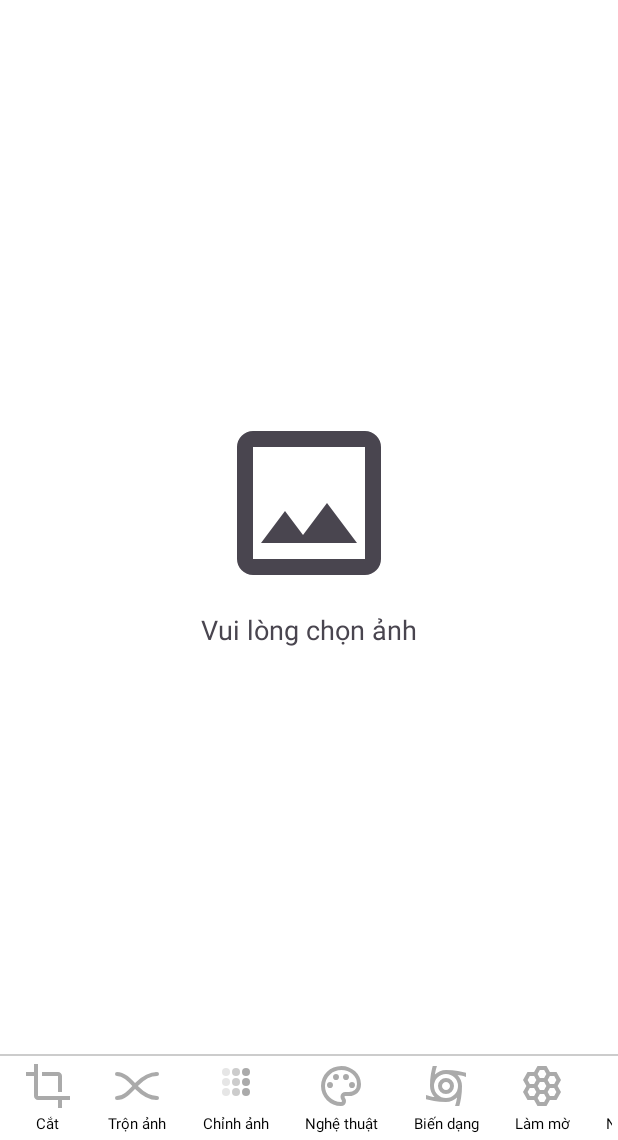
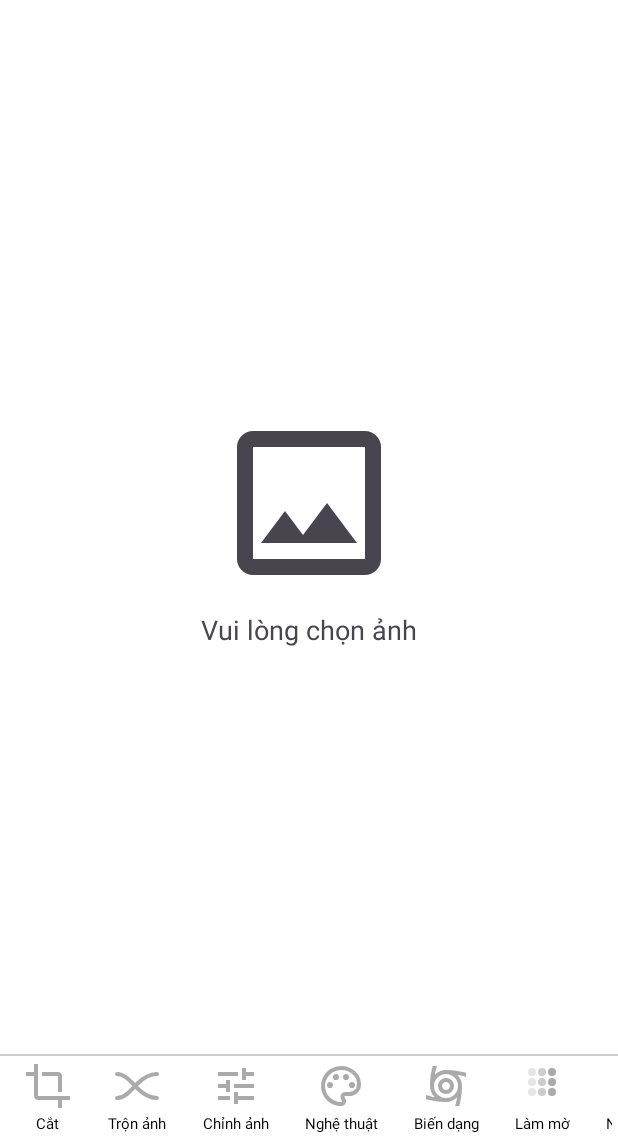
Before and after one commit to michikuni/SnappEffect, an Android app: the screen it shows after launch (MainActivity), on a phone screen of 412 x 824 dp, the part 96-1236 px from its top. Run offline under Robolectric (Android 15) with nearby library versions, the phone set to English and light mode, and no system bars; libraries missing offline, so code that uses them is left out: com.yalantis.ucrop, jp.co.cyberagent; plain views replace GPUImageView; 2 statements that could not run were skipped.

Commit message:
add icon drawable

```diff
--- a/app/src/main/java/com/example/snapeffect/Utils/ImageUtils.java
+++ b/app/src/main/java/com/example/snapeffect/Handler/HandlerCrop.java
@@ -1,8 +1,9 @@
-package com.example.snapeffect.Utils;
+package com.example.snapeffect.Handler;
 
 import android.app.Activity;
 import android.content.Intent;
 import android.net.Uri;
+import android.util.Log;
 import android.widget.Toast;
 
 import com.yalantis.ucrop.UCrop;
@@ -11,7 +12,7 @@ import java.util.function.Consumer;
 
 import jp.co.cyberagent.android.gpuimage.GPUImageView;
 
-public class ImageUtils {
+public class HandlerCrop {
     public static void handleCropResult(Intent data, GPUImageView gpuImageView, Consumer<Uri> onImageReady) {
         final Uri resultUri = UCrop.getOutput(data);
         if (resultUri != null) {
@@ -25,6 +26,7 @@ public class ImageUtils {
         final Throwable cropError = UCrop.getError(data);
         if (cropError != null) {
             Toast.makeText(activity, "Lỗi cắt ảnh: " + cropError.getMessage(), Toast.LENGTH_SHORT).show();
+            Log.d("Lỗi HandlerCrop", "Lỗi cắt ảnh", cropError);
         }
     }
 }
--- a/app/src/main/java/com/example/snapeffect/MainActivity.java
+++ b/app/src/main/java/com/example/snapeffect/MainActivity.java
@@ -25,9 +25,9 @@ import androidx.recyclerview.widget.LinearLayoutManager;
 import androidx.recyclerview.widget.RecyclerView;
 
 import com.example.snapeffect.Adapter.BottomNavAdapter;
+import com.example.snapeffect.Handler.HandlerCrop;
 import com.example.snapeffect.Model.BottomNavItem;
 import com.example.snapeffect.Model.EffectItem;
-import com.example.snapeffect.Utils.ImageUtils;
 import com.example.snapeffect.Utils.PermissionUtils;
 import com.example.snapeffect.Utils.UIUtils;
 import com.example.snapeffect.View.EffectBottomSheet;
@@ -73,12 +73,12 @@ public class MainActivity extends AppCompatActivity {
         List<BottomNavItem> items = new ArrayList<>();
         items.add(new BottomNavItem(R.drawable.crop_24px, "Cắt"));
         items.add(new BottomNavItem(R.drawable.shuffle, "Trộn ảnh"));
-        items.add(new BottomNavItem(R.drawable.blur_icon, "Chỉnh ảnh"));
+        items.add(new BottomNavItem(R.drawable.tune_24px, "Chỉnh ảnh"));
         items.add(new BottomNavItem(R.drawable.paint_icon, "Nghệ thuật"));
         items.add(new BottomNavItem(R.drawable.cyclone_24px, "Biến dạng"));
-        items.add(new BottomNavItem(R.drawable.hive_24px, "Làm mờ"));
-        items.add(new BottomNavItem(R.drawable.settings_24px, "Ngưỡng hóa"));
-        items.add(new BottomNavItem(R.drawable.more_vert_24px, "Biến đổi"));
+        items.add(new BottomNavItem(R.drawable.blur_icon, "Làm mờ"));
+        items.add(new BottomNavItem(R.drawable.threshold_24px, "Ngưỡng hóa"));
+        items.add(new BottomNavItem(R.drawable.transform_24px, "Biến đổi"));
 
         //Xử lý click
         BottomNavAdapter adapter = new BottomNavAdapter(items, position -> {
@@ -130,9 +130,7 @@ public class MainActivity extends AppCompatActivity {
                     } else {
                         hideSlider(this); // Không hỗ trợ chỉnh
                     }
-                    Log.e("filter", filter.toString());
                 });
-
                 sheet.show(getSupportFragmentManager(), "blend effect");
             }else if (position == 2){
                 List<EffectItem> adjustEffects = Arrays.asList(
@@ -237,7 +235,7 @@ public class MainActivity extends AppCompatActivity {
                 sheet.setOnEffectClickListener(filter -> gpuImageView.setFilter(filter));
                 sheet.show(getSupportFragmentManager(), "edge_effects");
             }
-            Log.d("Main Activity", "BottomNav clicked: " + label);
+            Log.d("Main Activity", "Chọn chức năng" + label);
         });
         bottomNavView.setAdapter(adapter);
     }
@@ -245,9 +243,9 @@ public class MainActivity extends AppCompatActivity {
     protected void onActivityResult(int requestCode, int resultCode, @Nullable Intent data) {
         super.onActivityResult(requestCode, resultCode, data);
         if (resultCode == RESULT_OK && requestCode == UCrop.REQUEST_CROP) {
-            ImageUtils.handleCropResult(data,gpuImageView, uri -> photoUri = uri);
+            HandlerCrop.handleCropResult(data,gpuImageView, uri -> photoUri = uri);
         } else if (resultCode == UCrop.RESULT_ERROR) {
-            ImageUtils.handleCropError(this, data);
+            HandlerCrop.handleCropError(this, data);
         }
     }
     public void openCamera(){
@@ -267,6 +265,7 @@ public class MainActivity extends AppCompatActivity {
             result -> {
                 if (result.getResultCode() == Activity.RESULT_OK){
                     Toast.makeText(this, "Ảnh đã chụp xong", Toast.LENGTH_SHORT).show();
+                    Log.d("Main Activity", "Chụp ảnh thành công");
                     gpuImageView.setImage(photoUri);
                     LinearLayout layout = findViewById(R.id.nav_host_fragment);
                     layout.setVisibility(ViewGroup.GONE);
@@ -274,13 +273,14 @@ public class MainActivity extends AppCompatActivity {
                     gpuImageView.setFilter(new GPUImageFilter());
                 } else {
                     Toast.makeText(this, "Bạn đã hủy chụp ảnh", Toast.LENGTH_SHORT).show();
+                    Log.d("Main Activity", "Hủy chụp ảnh");
                 }
             }
     );
     public final ActivityResultLauncher<String> pickImageLauncher =
             registerForActivityResult(new ActivityResultContracts.GetContent(), uri -> {
                 if (uri != null) {
-                    Log.d("Main Activity", "Image selected: " + uri);
+                    Log.d("Main Activity", "Chọn ảnh từ thư viện: " + uri);
                     photoUri = uri;
                     gpuImageView.setImage(uri);
                     LinearLayout layout = findViewById(R.id.nav_host_fragment);
@@ -331,8 +331,9 @@ public class MainActivity extends AppCompatActivity {
         } else if (id == R.id.menu_save) {
             Random random = new Random();
             int fileName = random.nextInt(100000);
-            gpuImageView.saveToPictures("Snap Effect", fileName + ".jpg", null);
+            gpuImageView.saveToPictures("Snap Effect", "SnapEffect" + fileName + ".jpg", null);
             Toast.makeText(this, "Ảnh được lưu tại: /Pictures/Snap Effect/"+fileName+".jpg", Toast.LENGTH_SHORT).show();
+            Log.d("Main Activity", "Lưu ảnh tại: /Pictures/Snap Effect/"+fileName+".jpg");
             return true;
         } else if (id == R.id.menu_more_vert) {
             return true;
--- a/app/src/main/java/com/example/snapeffect/Utils/FilterUtils.java
+++ b/app/src/main/java/com/example/snapeffect/Utils/FilterUtils.java
@@ -7,6 +7,7 @@ import jp.co.cyberagent.android.gpuimage.filter.GPUImageFilter;
 import jp.co.cyberagent.android.gpuimage.filter.GPUImageFilterGroup;
 
 public class FilterUtils {
+
     public static void applyFilter(GPUImageView gpuImageView, List<GPUImageFilter> activeFilters, GPUImageFilter filter){
         if (!activeFilters.contains(filter)){
             activeFilters.add(filter);
@@ -15,4 +16,5 @@ public class FilterUtils {
             gpuImageView.requestRender();
         }
     }
+
 }
--- a/app/src/main/java/com/example/snapeffect/Utils/UIUtils.java
+++ b/app/src/main/java/com/example/snapeffect/Utils/UIUtils.java
@@ -18,7 +18,7 @@ public class UIUtils {
             long startTime = System.nanoTime();
             Toast.makeText(activity, message, Toast.LENGTH_SHORT).show();
             long endTime = System.nanoTime();
-            Log.d("Main Activity", "Toast display time: " + (endTime - startTime) / 1_000_000.0 + "ms");
+            Log.d("Toast UIUtils", "Toast display time: " + (endTime - startTime) / 1_000_000.0 + "ms");
         });
     }
 
@@ -29,7 +29,7 @@ public class UIUtils {
             if (item.getItemId() == R.id.option1) onOption1.run();
             if (item.getItemId() == R.id.option2) onOption2.run();
             PermissionUtils.checkPermission(activity);
-            showToast(new Handler(Looper.getMainLooper()), activity, "Selected: " + item.getTitle());
+            showToast(new Handler(Looper.getMainLooper()), activity, "Chọn ảnh: " + item.getTitle());
             return true;
         });
         popup.show();
--- /dev/null
+++ b/app/src/main/res/drawable/threshold_24px.xml
@@ -0,0 +1,25 @@
+<vector xmlns:android="http://schemas.android.com/apk/res/android"
+    android:height="24dp"
+    android:width="24dp"
+    android:viewportWidth="24.0"
+    android:viewportHeight="24.0">
+
+    <path
+        android:strokeColor="@color/white"
+        android:strokeWidth="1.5"
+        android:fillColor="@android:color/transparent"
+        android:strokeLineCap="round"
+        android:strokeLineJoin="round"
+        android:pathData="M18,6
+                      A9,9 0 1,0 18,18" />
+    <path
+        android:fillColor="@android:color/transparent"
+        android:strokeColor="@color/white"
+        android:strokeWidth="1.5"
+        android:pathData="M4,12 Q6,16 8,12 T12,8 T16,12 T20,8"/>
+    <path
+        android:fillColor="@android:color/transparent"
+        android:strokeColor="@color/white"
+        android:strokeWidth="1.5"
+        android:pathData="M4,12 L20,12"/>
+</vector>
--- /dev/null
+++ b/app/src/main/res/drawable/transform_24px.xml
@@ -0,0 +1,16 @@
+<vector xmlns:android="http://schemas.android.com/apk/res/android"
+    android:width="24dp"
+    android:height="24dp"
+    android:viewportWidth="24"
+    android:viewportHeight="24">
+
+    <!-- Vòng tròn ngoài -->
+    <path
+        android:fillColor="#FFFEFE"
+        android:pathData="M12,2A10,10 0 1,0 22,12A10,10 0 0,0 12,2Z"/>
+
+    <!-- Vòng tròn trong đại diện phần được adjust -->
+    <path
+        android:fillColor="#000000"
+        android:pathData="M12,4A8,8 0 0,1 20,12A8,8 0 0,1 12,20V4Z"/>
+</vector>
```
Also changed, not shown: app/src/main/res/drawable/adjust_24px.xml (added, +42 -0 lines).
